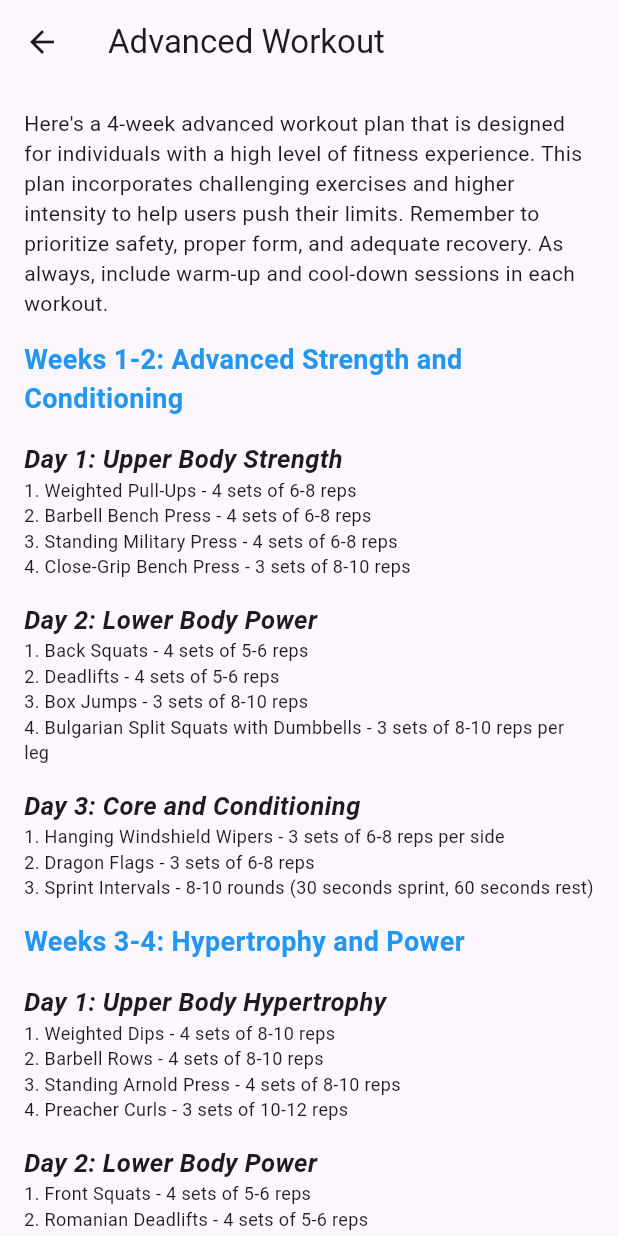
After one commit to mateuszkasprzak94/fitness_prodigy, a Flutter app: the AdvancedWorkout screen opened directly, on a phone screen of 412 x 824 dp. The commit adds this screen. Run offline on Flutter 3.47's test engine with Material 2 defaults, Android fonts, the phone set to English and light mode, and no system bars; our stand-ins replace firebase_auth, firebase_core, google_fonts, shared_preferences; accounts and stored records are empty.

Commit message:
Add text to advanced workout

```diff
--- /dev/null
+++ b/lib/app/after login plus features/workout_plans/advanced_workout.dart
@@ -0,0 +1,114 @@
+import 'package:firebase_auth/firebase_auth.dart';
+import 'package:flutter/material.dart';
+
+String start =
+    '''Here's a 4-week advanced workout plan that is designed for individuals with a high level of fitness experience. This plan incorporates challenging exercises and higher intensity to help users push their limits. Remember to prioritize safety, proper form, and adequate recovery. As always, include warm-up and cool-down sessions in each workout.''';
+
+String advanced1 = '''1. Weighted Pull-Ups - 4 sets of 6-8 reps
+2. Barbell Bench Press - 4 sets of 6-8 reps
+3. Standing Military Press - 4 sets of 6-8 reps
+4. Close-Grip Bench Press - 3 sets of 8-10 reps''';
+
+String advanced2 = '''1. Back Squats - 4 sets of 5-6 reps
+2. Deadlifts - 4 sets of 5-6 reps
+3. Box Jumps - 3 sets of 8-10 reps
+4. Bulgarian Split Squats with Dumbbells - 3 sets of 8-10 reps per leg''';
+
+String advanced3 = '''1. Hanging Windshield Wipers - 3 sets of 6-8 reps per side
+2. Dragon Flags - 3 sets of 6-8 reps
+3. Sprint Intervals - 8-10 rounds (30 seconds sprint, 60 seconds rest)''';
+
+String advanced4 = '''1. Weighted Dips - 4 sets of 8-10 reps
+2. Barbell Rows - 4 sets of 8-10 reps
+3. Standing Arnold Press - 4 sets of 8-10 reps
+4. Preacher Curls - 3 sets of 10-12 reps''';
+
+String advanced5 = '''1. Front Squats - 4 sets of 5-6 reps
+2. Romanian Deadlifts - 4 sets of 5-6 reps
+3. Plyometric Lunges - 3 sets of 8-10 reps per leg
+4. Standing Calf Raises - 4 sets of 10-12 reps''';
+
+String advanced6 = '''1. Hanging Straight Leg Raises - 3 sets of 8-10 reps
+2. Turkish Get-Ups - 3 sets of 4-5 reps per side
+3. Hill Sprints - 6-8 rounds (60 seconds sprint uphill, 90 seconds rest)''';
+
+String end = '''
+The advanced workout plan is designed to challenge experienced users with complex movements and high-intensity training. Emphasize the importance of listening to their bodies, adjusting weights as needed, and ensuring adequate recovery. Encourage users to track their progress and adjust the plan based on their individual goals and responses.''';
+
+class AdvancedWorkout extends StatelessWidget {
+  const AdvancedWorkout({
+    Key? key,
+    required this.user,
+  }) : super(key: key);
+
+  final User user;
+
+  @override
+  Widget build(BuildContext context) {
+    return Scaffold(
+      appBar: AppBar(
+        title: const Text('Advanced Workout'),
+      ),
+      body: ListView(
+        padding: const EdgeInsets.all(16),
+        children: [
+          Text(
+            start,
+            style: const TextStyle(fontWeight: FontWeight.w400),
+          ),
+          const SizedBox(height: 15),
+          const Text(
+            'Weeks 1-2: Advanced Strength and Conditioning',
+            style: TextStyle(
+                fontWeight: FontWeight.bold, fontSize: 18, color: Colors.blue),
+          ),
+          const SizedBox(height: 15),
+          _buildExercise('Day 1: Upper Body Strength', advanced1),
+          const SizedBox(height: 15),
+          _buildExercise('Day 2: Lower Body Power', advanced2),
+          const SizedBox(height: 15),
+          _buildExercise('Day 3: Core and Conditioning', advanced3),
+          const SizedBox(height: 15),
+          const Text(
+            'Weeks 3-4: Hypertrophy and Power',
+            style: TextStyle(
+                fontWeight: FontWeight.bold, fontSize: 18, color: Colors.blue),
+          ),
+          const SizedBox(height: 15),
+          _buildExercise('Day 1: Upper Body Hypertrophy', advanced4),
+          const SizedBox(height: 15),
+          _buildExercise('Day 2: Lower Body Power', advanced5),
+          const SizedBox(height: 15),
+          _buildExercise('Day 3: Core and Conditioning', advanced6),
+          const SizedBox(height: 15),
+          Text(
+            end,
+            style: const TextStyle(fontWeight: FontWeight.w400),
+          ),
+        ],
+      ),
+    );
+  }
+}
+
+Widget _buildExercise(String title, String description) {
+  return Column(
+    crossAxisAlignment: CrossAxisAlignment.start,
+    children: [
+      Text(
+        title,
+        style: const TextStyle(
+            fontWeight: FontWeight.bold,
+            fontStyle: FontStyle.italic,
+            fontSize: 17),
+      ),
+      Text(
+        description,
+        style: const TextStyle(
+            fontWeight: FontWeight.normal,
+            fontStyle: FontStyle.normal,
+            fontSize: 12),
+      ),
+    ],
+  );
+}
--- a/lib/app/after login plus features/workout_plans/workout_plans_page.dart
+++ b/lib/app/after login plus features/workout_plans/workout_plans_page.dart
@@ -2,6 +2,7 @@ import 'package:firebase_auth/firebase_auth.dart';
 import 'package:fitness_prodigy/app/after%20login%20plus%20features/exercies_examples/exercies_examples_page.dart';
 import 'package:fitness_prodigy/app/after%20login%20plus%20features/features_page.dart';
 import 'package:fitness_prodigy/app/after%20login%20plus%20features/user_profile/user_profile_page.dart';
+import 'package:fitness_prodigy/app/after%20login%20plus%20features/workout_plans/advanced_workout.dart';
 import 'package:fitness_prodigy/app/after%20login%20plus%20features/workout_plans/beginner_workout.dart';
 import 'package:fitness_prodigy/app/after%20login%20plus%20features/workout_plans/intermediate_workout.dart';
 import 'package:flutter/material.dart';
@@ -57,7 +58,14 @@ class _WorkoutPlansPageState extends State<WorkoutPlansPage> {
           ),
           const SizedBox(height: 15),
           ElevatedButton(
-            onPressed: () {},
+            onPressed: () {
+              Navigator.of(context).push(
+                MaterialPageRoute(
+                  builder: (_) =>
+                      AdvancedWorkout(user: FirebaseAuth.instance.currentUser!),
+                ),
+              );
+            },
             child: const Text('Advanced Workout'),
           ),
           const SizedBox(height: 15),
```
